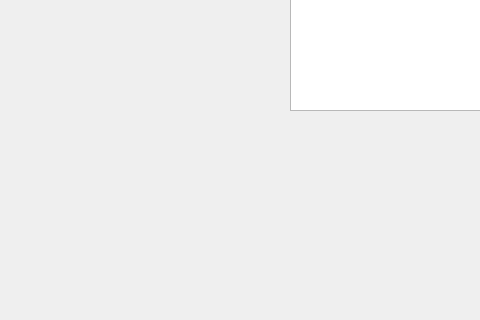
Before: the Qt Designer form mainwindow.ui in fredericabry/raspiloop, drawn with Qt 5; both pictures show x 0 to 480 and y 160 to 480 of the 800 by 480 pixel window.
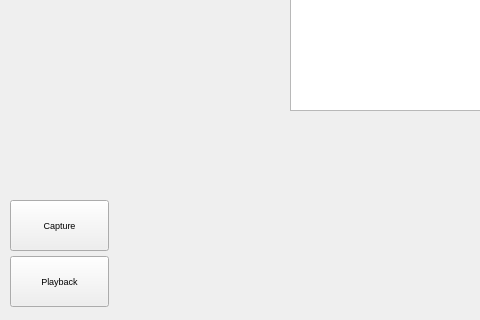
After: the same form once the commit is applied.

Patch:
```diff
--- a/mainwindow.ui
+++ b/mainwindow.ui
@@ -123,6 +123,44 @@
      <bool>false</bool>
     </property>
    </widget>
+   <widget class="QPushButton" name="bPlaybackDevice">
+    <property name="geometry">
+     <rect>
+      <x>10</x>
+      <y>416</y>
+      <width>99</width>
+      <height>51</height>
+     </rect>
+    </property>
+    <property name="font">
+     <font>
+      <pointsize>7</pointsize>
+      <italic>false</italic>
+     </font>
+    </property>
+    <property name="text">
+     <string>Playback</string>
+    </property>
+   </widget>
+   <widget class="QPushButton" name="bCaptureDevice">
+    <property name="geometry">
+     <rect>
+      <x>10</x>
+      <y>360</y>
+      <width>99</width>
+      <height>51</height>
+     </rect>
+    </property>
+    <property name="font">
+     <font>
+      <pointsize>7</pointsize>
+      <italic>false</italic>
+     </font>
+    </property>
+    <property name="text">
+     <string>Capture</string>
+    </property>
+   </widget>
   </widget>
  </widget>
  <layoutdefault spacing="6" margin="11"/>
```
